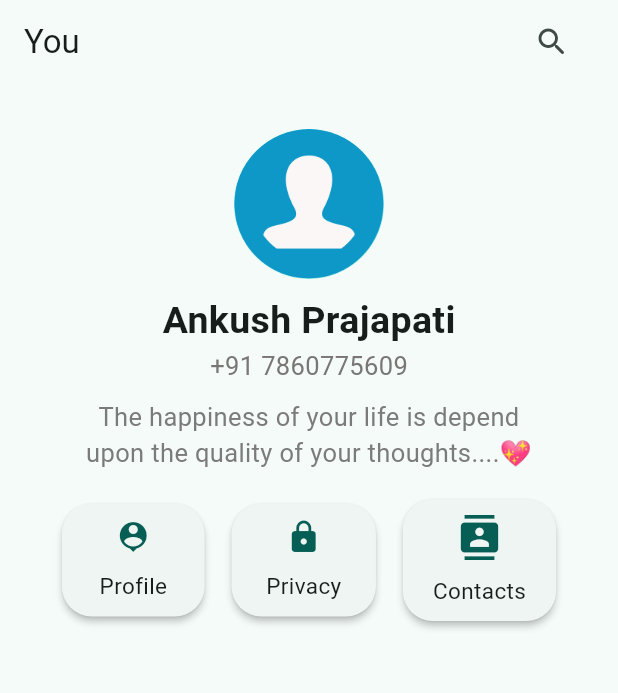
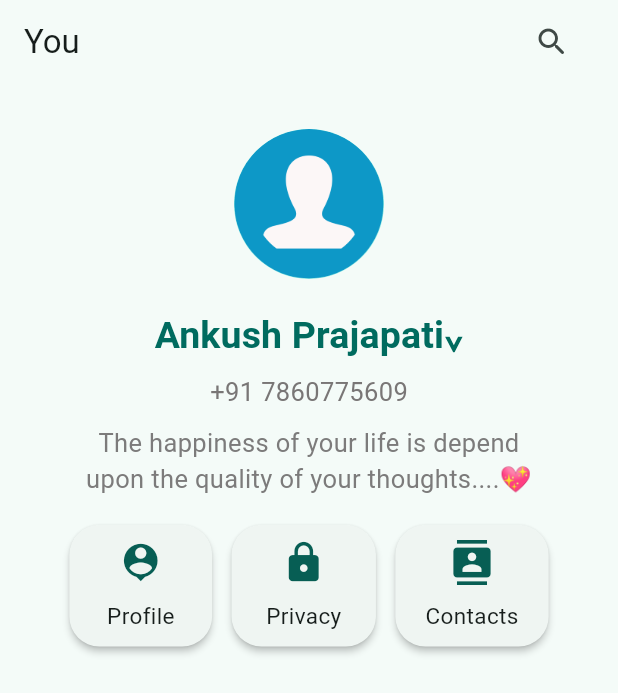
Before and after one commit to Ankush1200/whatsapp_clone, a Flutter app: the screen it shows after launch, on a phone screen of 412 x 824 dp. Shown: the top 693 px of the screen. Run offline on Flutter 3.47's test engine with Material 3 defaults, Android fonts, the phone set to English and light mode, and no system bars; our stand-ins replace get.

```diff
--- a/lib/screens/You.dart
+++ b/lib/screens/You.dart
@@ -1,4 +1,3 @@
-
 import 'package:flutter/material.dart';
 
 class You extends StatefulWidget {
@@ -12,11 +11,14 @@ class _YouState extends State<You> {
   @override
   Widget build(BuildContext context) {
     return Scaffold(
-      appBar: AppBar(title: const Text("You"),
-      actions:  [
+        appBar: AppBar(
+          title: const Text("You"),
+          actions: [
             Padding(
               padding: const EdgeInsets.symmetric(horizontal: 20),
-          child: IconButton(onPressed: (){}, icon: const Icon(Icons.search_rounded)),)
+              child: IconButton(
+                  onPressed: () {}, icon: const Icon(Icons.search_rounded)),
+            )
           ],
         ),
         body: Row(
@@ -25,65 +27,162 @@ class _YouState extends State<You> {
             Column(
               children: [
                 const Padding(
-                padding: EdgeInsets.only(top:30),
-                child: CircleAvatar(backgroundImage:AssetImage("assets/images/profile.png"),radius:50,),
+                  padding: EdgeInsets.only(top: 30),
+                  child: CircleAvatar(
+                    backgroundImage: AssetImage("assets/images/profile.png"),
+                    radius: 50,
                   ),
-              const SizedBox(height: 10,),
-              Text("Ankush Prajapati",style: TextStyle(fontSize: 25,fontWeight: FontWeight.bold),),
-              Text("+91 7860775609",style: TextStyle(fontSize:17,color: const Color.fromARGB(255, 121, 118, 118)),),
-              const SizedBox(height: 10,),
+                ),
+                const SizedBox(
+                  height: 10,
+                ),
+                TextButton(
+                  child: const Text(
+                    "Ankush Prajapati⌄",
+                    style: TextStyle(fontSize: 25, fontWeight: FontWeight.bold),
+                  ),
+                  onPressed: () {
+                    showModalBottomSheet(
+                        context: context,
+                        builder: (BuildContext context) {
+                          return Container(
+                            height: 200,
+                            child: ListView(
+                              children: [
+                                const Icon(Icons.linear_scale_outlined),
+                                const ListTile(
+                                  leading: CircleAvatar(
+                                      backgroundImage: AssetImage(
+                                          "assets/images/profile.png")),
+                                  title: Text("Ankush Prajapati",style: TextStyle(fontWeight: FontWeight.bold),),
+                                  subtitle: Text("+91 7860775609"),
+                                  trailing: Icon(
+                                    Icons.check_circle,
+                                    color: Color(0xFF075E54),
+                                  ),
+                                ),
+                                ListTile(
+                                  // leading: CircleAvatar(backgroundImage: AssetImage("assets/images/profile.png")),
+                                  title: const Text("Add another account",style: TextStyle(fontWeight: FontWeight.w500)),
+                                  // subtitle: Text("+91 7860775609"),
+                                  leading: IconButton(
+                                    onPressed: () {},
+                                    icon: const Icon(
+                                      Icons.add_circle_outline,
+                                      color: Color(0xFF075E54),
+                                    ),
+                                  ),
+                                  // : Icon(Icons.add_circle_outline, color: Color(0xFF075E54),),
+                                )
+                              ],
+                            ),
+                          );
+                        });
+                  },
+                ),
+                // Text("Ankush Prajapati",style: TextStyle(fontSize: 25,fontWeight: FontWeight.bold),),
+                const Text(
+                  "+91 7860775609",
+                  style: TextStyle(
+                      fontSize: 17, color: Color.fromARGB(255, 121, 118, 118)),
+                ),
+                const SizedBox(
+                  height: 10,
+                ),
                 Container(
                   width: 300,
-                child: const Text("The happiness of your life is depend upon the quality of your thoughts....💖",
+                  child: const Text(
+                    "The happiness of your life is depend upon the quality of your thoughts....💖",
                     textAlign: TextAlign.center,
-                style: TextStyle(fontSize:17,color: Color.fromARGB(255, 124, 123, 123)),
+                    style: TextStyle(
+                        fontSize: 17,
+                        color: Color.fromARGB(255, 124, 123, 123)),
                     overflow: TextOverflow.ellipsis,
                     maxLines: 3,
                   ),
                 ),
-              const SizedBox(height: 15,),
+                const SizedBox(
+                  height: 15,
+                ),
                 Row(
                   children: [
                     Card(
-                    shape: RoundedRectangleBorder(borderRadius: BorderRadius.circular(20)),
-                    elevation:2,
+                      shape: RoundedRectangleBorder(
+                          borderRadius: BorderRadius.circular(20)),
+                      elevation: 2,
                       child: const Padding(
-                      padding: EdgeInsets.symmetric(horizontal:25.0,vertical: 10),
+                        padding: EdgeInsets.symmetric(
+                            horizontal:25.0, vertical: 10),
                         child: Column(
                           children: [
-                          Icon(Icons.person_pin,color: Color(0xFF075E54),),
-                          SizedBox(height: 10,),
-                          Text("Profile",style: TextStyle(fontSize:15),)
+                            Icon(
+                              Icons.person_pin,
+                              color: Color(0xFF075E54),
+                              size:30,
+                            ),
+                            SizedBox(
+                              height: 10,
+                            ),
+                            Text(
+                              "Profile",
+                              style: TextStyle(fontSize: 15),
+                            )
                           ],
                         ),
                       ),
                     ),
-                  const SizedBox(width: 10,),
+                    const SizedBox(
+                      width:5,
+                    ),
                     Card(
-                    shape: RoundedRectangleBorder(borderRadius: BorderRadius.circular(20)),
-                    elevation:2,
+                      shape: RoundedRectangleBorder(
+                          borderRadius: BorderRadius.circular(20)),
+                      elevation: 2,
                       child: const Padding(
-                      padding: EdgeInsets.symmetric(horizontal:23.0,vertical: 10),
+                        padding: EdgeInsets.symmetric(
+                            horizontal: 23.0, vertical: 10),
                         child: Column(
                           children: [
-                          Icon(Icons.lock,color: Color(0xFF075E54),),
-                          SizedBox(height: 10,),
-                          Text("Privacy",style: TextStyle(fontSize:15),)
+                            Icon(
+                              Icons.lock,
+                              color: Color(0xFF075E54),
+                              size: 30,
+                            ),
+                            SizedBox(
+                              height: 10,
+                            ),
+                            Text(
+                              "Privacy",
+                              style: TextStyle(fontSize: 15),
+                            )
                           ],
                         ),
                       ),
                     ),
-                  const SizedBox(width: 10,),
+                    const SizedBox(
+                      width:5,
+                    ),
                     Card(
-                    shape: RoundedRectangleBorder(borderRadius: BorderRadius.circular(20)),
-                    elevation:2,
+                      shape: RoundedRectangleBorder(
+                          borderRadius: BorderRadius.circular(20)),
+                      elevation: 2,
                       child: const Padding(
-                      padding: EdgeInsets.symmetric(horizontal:20.0,vertical: 10),
+                        padding: EdgeInsets.symmetric(
+                            horizontal: 20.0, vertical: 10),
                         child: Column(
                           children: [
-                          Icon(Icons.contacts,color: Color(0xFF075E54),size:30,),
-                          SizedBox(height: 10,),
-                          Text("Contacts",style: TextStyle(fontSize:15),)
+                            Icon(
+                              Icons.contacts,
+                              color: Color(0xFF075E54),
+                              size: 30,
+                            ),
+                            SizedBox(
+                              height: 10,
+                            ),
+                            Text(
+                              "Contacts",
+                              style: TextStyle(fontSize: 15),
+                            )
                           ],
                         ),
                       ),
@@ -93,7 +192,6 @@ class _YouState extends State<You> {
               ],
             )
           ],
-      )
-    );
+        ));
   }
 }
```
Lines whose indentation alone changed are shown as unchanged.
